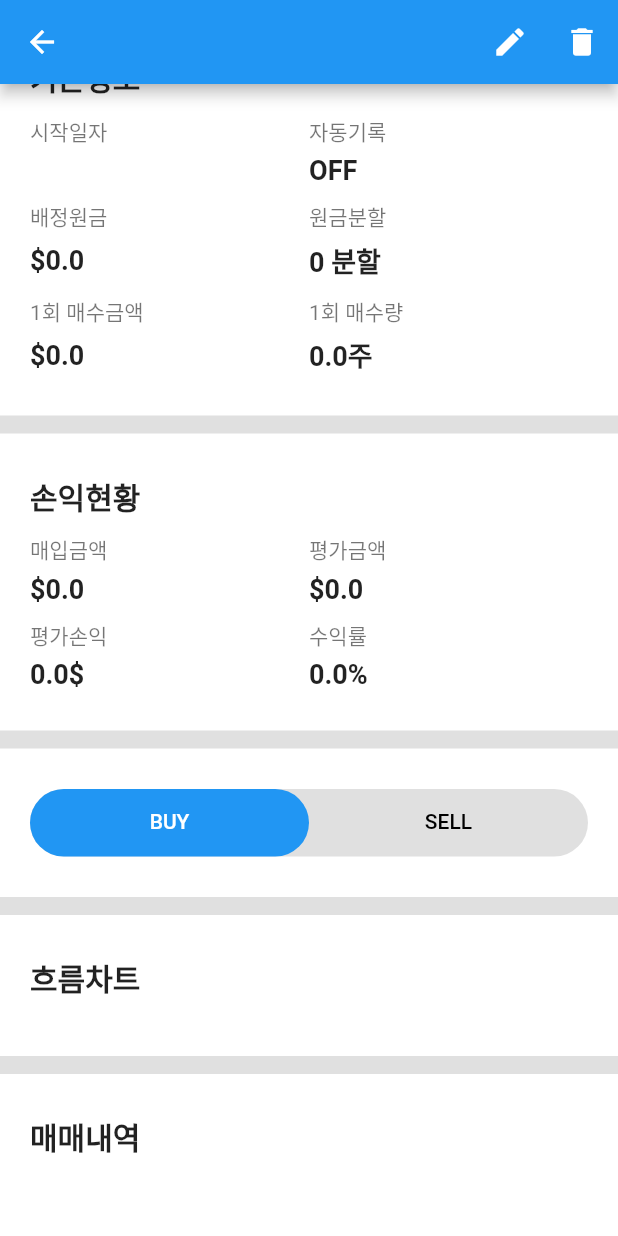
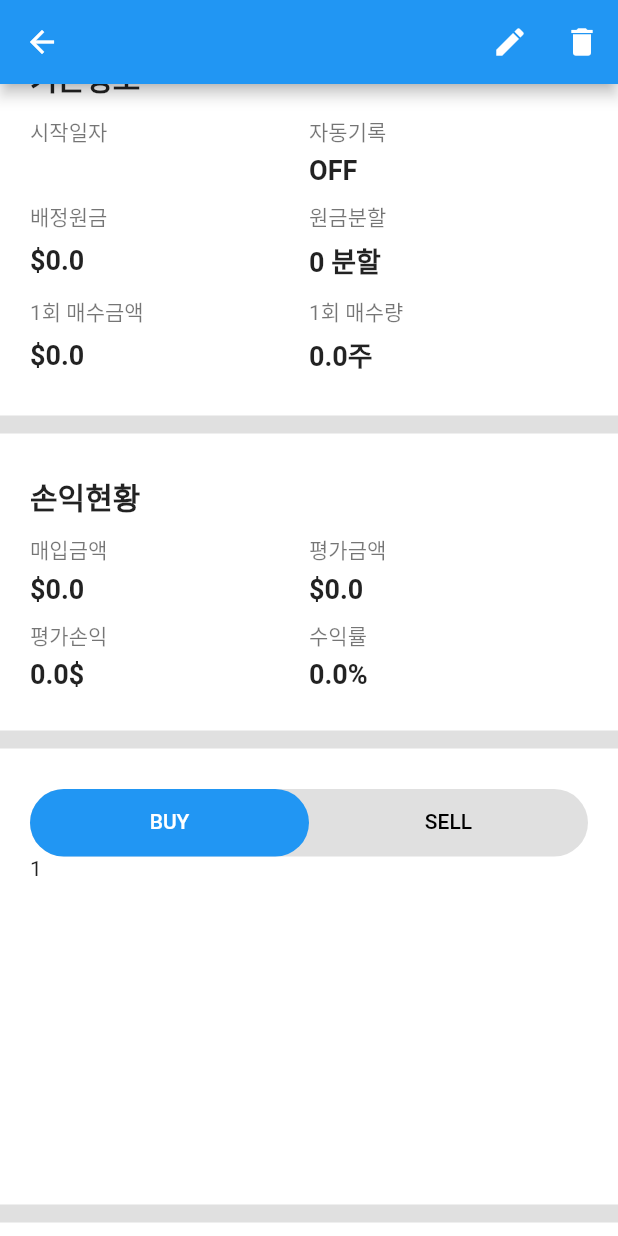
Before and after one commit to OkDH/MUME_APP, a Flutter app: the InfiniteDetailPage screen opened directly with empty values, scrolled down 421 dp, on a phone screen of 412 x 824 dp. Run offline on Flutter 3.47's test engine with Material 2 defaults, Android fonts, the phone set to English and light mode, and no system bars; our stand-ins replace connectivity_plus, dio, equatable, firebase_core, firebase_messaging, flutter_bloc and 9 more; missing offline and left inert: flutter_naver_login, mailer; accounts and stored records are empty; generated files the repository leaves out were written again; network calls fail.

Commit message:
google sheet 이슈 4번 해결 - 원인: TabBarView 높이가 사이즈가 없음 - 해결방법   1. Tab과 TabBarView의 부모 사이즈를 정하고 Tab은 45로 정해져 있기 때문에 TabBarView가 나머지 사이즈를 채우도록 설정.   2. Tab은 45로 정해져 있고 TabBarView의 사이즈를 정하여 Tab과 TabBarView의 부모인 Column의 사이즈 mainAxisSize.min오로 설정. - 1번으로 적용함

```diff
--- a/lib/view/page/mume/infinite_detail_page.dart
+++ b/lib/view/page/mume/infinite_detail_page.dart
@@ -1,5 +1,5 @@
+import 'package:badges/badges.dart';
 import 'package:flutter/material.dart';
-import 'package:badges/badges.dart';
 import 'package:mume/model/dto/mume/infinite_detail.dart';
 
 class InfiniteDetailPage extends StatefulWidget {
@@ -384,7 +384,8 @@ class _InfiniteDetailState extends State<InfiniteDetailPage> with SingleTickerPr
             ),
             getDivider(),
             Container(
-              padding: EdgeInsets.fromLTRB(20, 25, 20, 25),
+              height: 300,
+              padding: const EdgeInsets.fromLTRB(20, 25, 20, 25),
               child: Column(
                 children: [
                   Container(
@@ -409,13 +410,15 @@ class _InfiniteDetailState extends State<InfiniteDetailPage> with SingleTickerPr
                       ],
                     ),
                   ),
-                  // TabBarView(
-                  //   controller: _buySellTabController,
-                  //   children: [
-                  //     Container(),
-                  //     Container()
-                  //   ],
-                  // ),
+                  Expanded(
+                    child: TabBarView(
+                      controller: _buySellTabController,
+                      children: [
+                        Text("1"),
+                        Text("2")
+                      ],
+                    ),
+                  ),
                 ]
               ),
             ),
```
